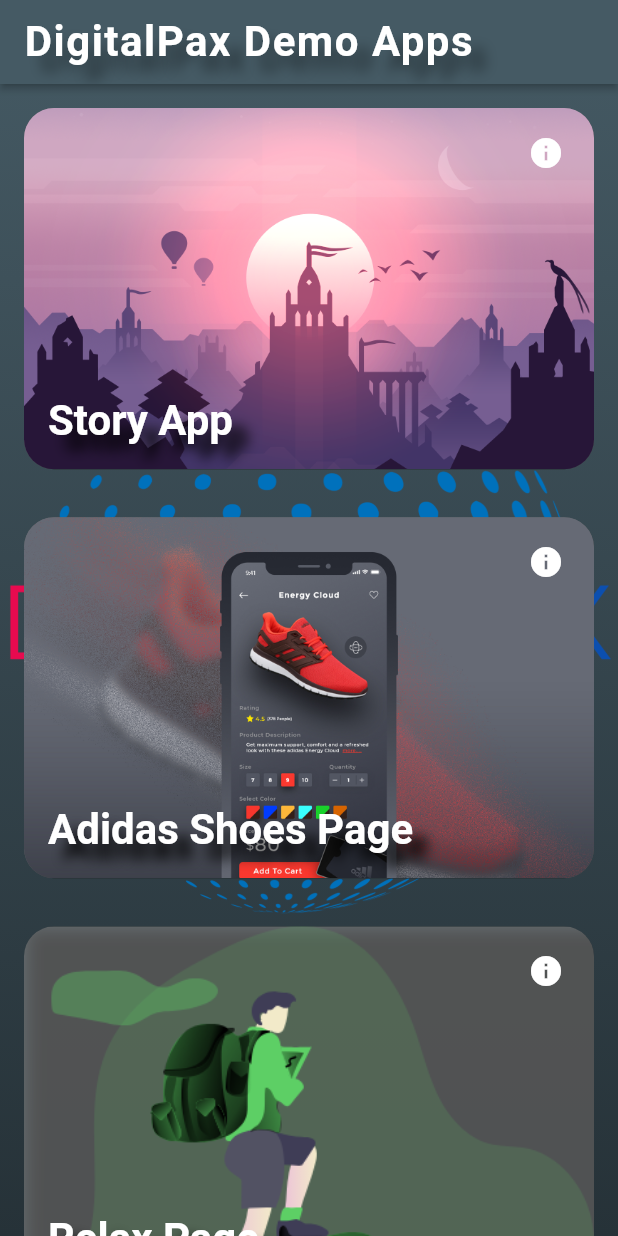
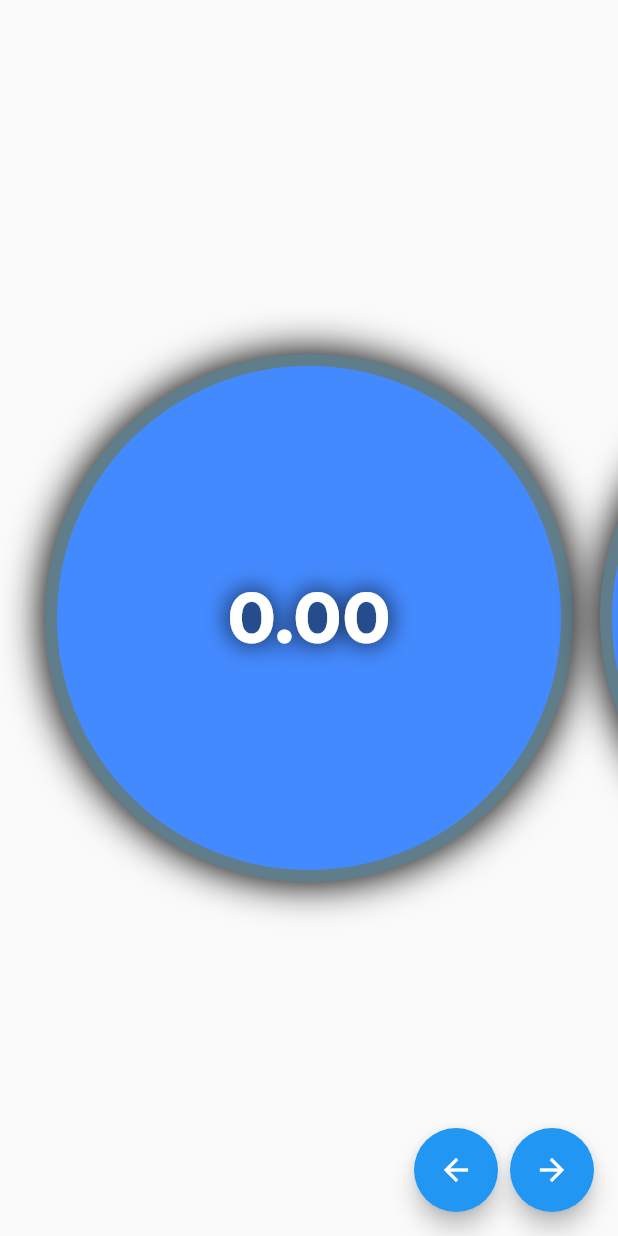
Before and after one commit to kazbeksultanov/flutter_ui_pages, a Flutter app: the screen it shows after launch, on a phone screen of 412 x 824 dp. Run offline on Flutter 3.47's test engine with Material 2 defaults, Android fonts, the phone set to English and light mode, and no system bars; missing offline and left inert: gradient_text.

Commit message:
circle animation first step done

```diff
--- /dev/null
+++ b/lib/animation_ui_page/animation_ui_page.dart
@@ -0,0 +1,157 @@
+import 'package:flutter/material.dart';
+
+class AnimationUiPage extends StatefulWidget {
+  @override
+  _AnimationUiPageState createState() => _AnimationUiPageState();
+}
+
+var col = [
+  Colors.black,
+  Colors.blueGrey,
+  Colors.amber,
+  Colors.blueAccent,
+  Colors.amberAccent,
+  Colors.tealAccent,
+  Colors.teal,
+  Colors.deepOrange,
+  Colors.deepOrangeAccent,
+  Colors.yellowAccent,
+  Colors.yellow,
+  Colors.indigo,
+];
+
+class _AnimationUiPageState extends State<AnimationUiPage> {
+  var controller = PageController(initialPage: 0);
+
+  var currentPage;
+
+  @override
+  void dispose() {
+    controller.dispose(); // TODO: implement dispose
+    super.dispose();
+  }
+
+  @override
+  Widget build(BuildContext context) {
+    controller.addListener(() {
+      currentPage = controller.page;
+      setState(() {});
+    });
+    return Scaffold(
+      floatingActionButton: Row(
+        mainAxisAlignment: MainAxisAlignment.start,
+        crossAxisAlignment: CrossAxisAlignment.start,
+        mainAxisSize: MainAxisSize.min,
+        children: <Widget>[
+          FloatingActionButton(
+              child: Icon(Icons.arrow_back),
+              heroTag: null,
+              onPressed: () {
+                controller.animateToPage(
+                  controller.page.round() - 1,
+                  duration: Duration(milliseconds: 1500),
+                  curve: ElasticOutCurve(1.2),
+                );
+              }),
+          SizedBox(width: 8.0),
+          FloatingActionButton(
+              child: Icon(Icons.arrow_forward),
+              heroTag: null,
+              onPressed: () {
+                controller.animateToPage(
+                  controller.page.round() + 1,
+                  duration: Duration(milliseconds: 1500),
+                  curve: ElasticOutCurve(1.2),
+                );
+              }),
+        ],
+      ),
+      body: Stack(
+        fit: StackFit.expand,
+        children: <Widget>[
+          CirclesFlow(currentPage),
+          Positioned.fill(
+            child: PageView.builder(
+              controller: controller,
+              itemBuilder: (context, index) {
+                return Container();
+              },
+            ),
+          )
+        ],
+      ),
+    );
+  }
+}
+
+class CirclesFlow extends StatelessWidget {
+  double index;
+
+  CirclesFlow(this.index);
+
+  @override
+  Widget build(BuildContext context) {
+    // TODO: implement build
+    index = index ?? 0;
+    return Stack(
+      children: <Widget>[
+        diskSlice(index),
+        diskSlice(index-1),
+        diskSlice(index-2),
+        diskSlice(index-3),
+        diskSlice(index-4),
+      ],
+    );
+  }
+}
+
+
+
+Widget diskSlice(double index) {
+  var trans;
+  if(index < 0){
+    trans = Matrix4.translationValues(-index*370.0, 0.0, 0.0);
+  } else {
+    trans = Matrix4.rotationX(index/2);
+  }
+  return Transform(
+    origin: Offset(0.0, 0.0),
+    transform: trans,
+    child: Container(
+      margin: EdgeInsets.all(30),
+      alignment: Alignment.center,
+      decoration: BoxDecoration(
+        shape: BoxShape.circle,
+        color: Colors.blueAccent,
+        border: Border.all(
+          width: 8.0,
+          color: Colors.blueGrey,
+        ),
+        boxShadow: [
+          BoxShadow(
+            color: Colors.black,
+            offset: Offset(0.0, 0.0),
+            spreadRadius: 2.0,
+            blurRadius: 22.0,
+          ),
+        ],
+      ),
+      child: Text(
+        '${index.toStringAsPrecision(3)}',
+        style: TextStyle(
+          color: Colors.white,
+          fontSize: 48.0,
+          fontFamily: 'Montserrat-Bold',
+          shadows: [
+            BoxShadow(
+              color: Colors.black,
+              spreadRadius: 8.0,
+              blurRadius: 20.0,
+              offset: Offset(0.0, 0.0),
+            ),
+          ],
+        ),
+      ),
+    ),
+  );
+}
--- a/lib/main.dart
+++ b/lib/main.dart
@@ -5,6 +5,8 @@
 import 'package:flutter_ui_pages/adidas_shoes_ui_page/adidas_shoes_ui_page.dart';
 import 'package:flutter_ui_pages/onboarding_app_ui_page/onboarding_app_ui_page.dart';
 import 'package:flutter_ui_pages/favourites_ui_page/favourites_ui_page.dart';
+
+import 'animation_ui_page/animation_ui_page.dart';
 
 void main() => runApp(MyApp());
 
@@ -17,8 +19,8 @@
         primarySwatch: Colors.blue,
       ),
       debugShowCheckedModeBanner: false,
-      home: UiPageList(),
-//      home: StoryAppUiPage(),
+//      home: UiPageList(),
+      home: AnimationUiPage(),
     );
   }
 }
```
Also changed, not shown: lib/favourites_ui_page/favourites_ui_page.dart (+62 -61 lines), lib/story_app_ui_page/story_app_ui_page.dart (+33 -1 lines).
